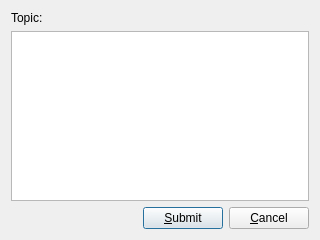
ottyajp/mona_chaduke, file post_window.ui: the form before one commit.
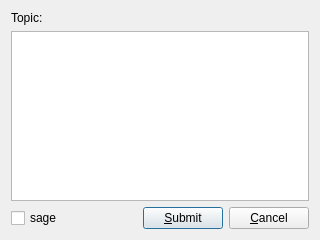
The form after the commit.

Commit message: sage機能実装

```diff
--- a/post_window.ui
+++ b/post_window.ui
@@ -46,6 +46,13 @@
      </item>
      <item>
       <layout class="QHBoxLayout" name="horizontalLayout">
+       <item>
+        <widget class="QCheckBox" name="sage">
+         <property name="text">
+          <string>sage</string>
+         </property>
+        </widget>
+       </item>
        <item>
         <spacer name="horizontalSpacer">
          <property name="orientation">
```
The commit also changes 1 other file.
